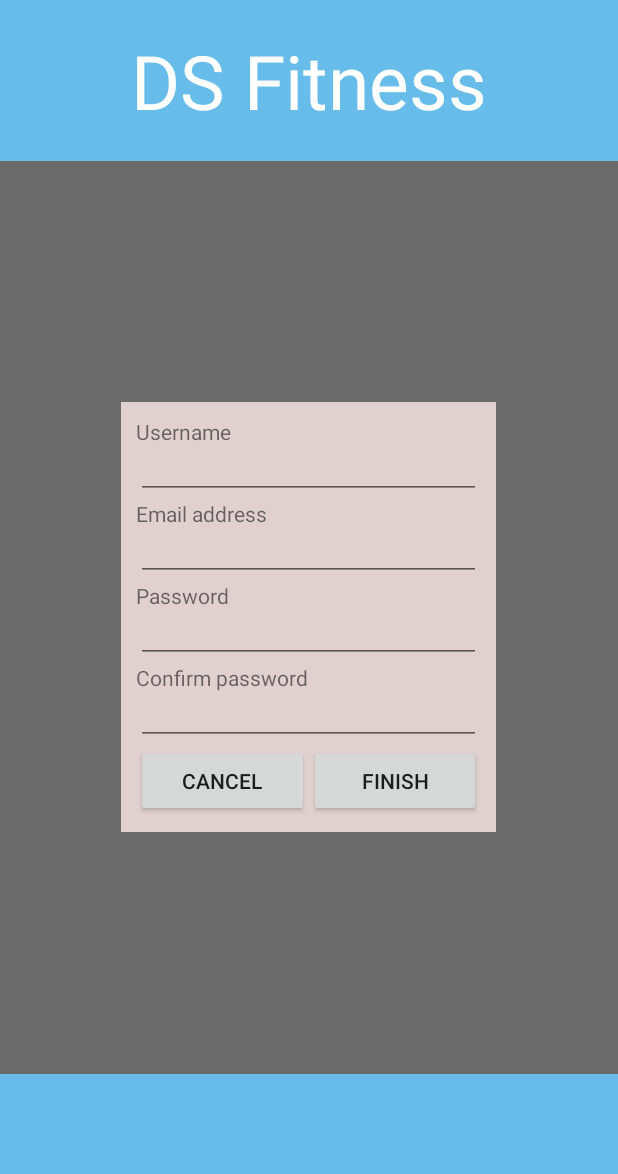
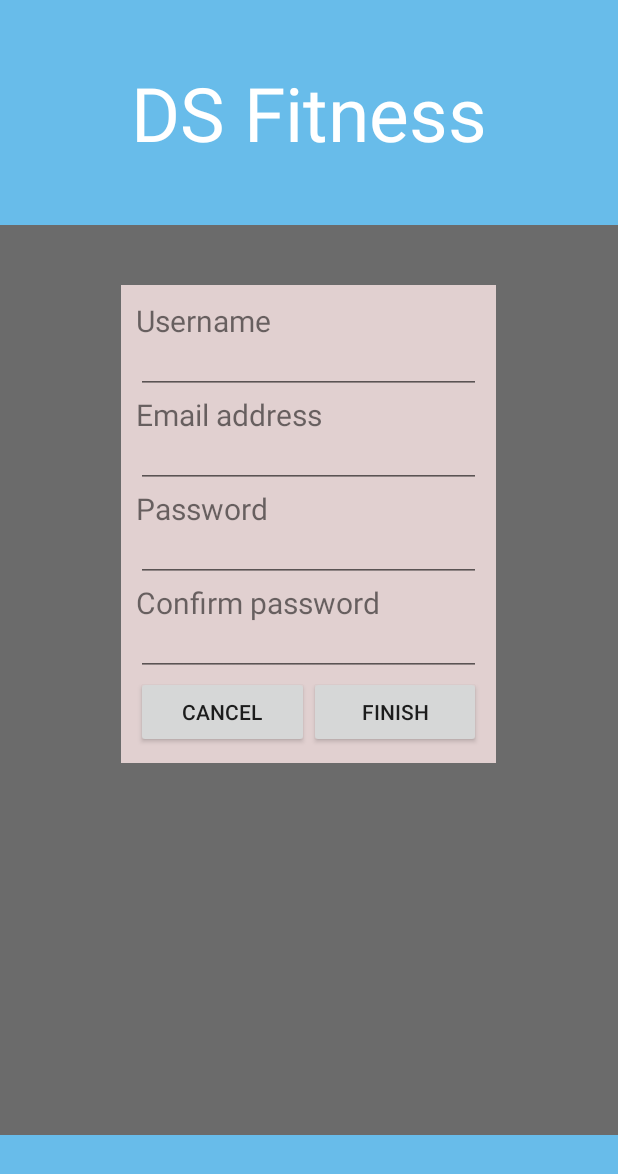
Before and after one commit to MountainWatcher89/DS_Fitness, an Android app: the screen it shows after launch (LoginActivity), after a tap on "SIGN UP", on a phone screen of 412 x 824 dp. Shown: the top 1174 px of the screen. Run offline under Robolectric (Android 15) with nearby library versions, the phone set to English and light mode, and no system bars; 1 other tap on this screen came first.

Commit message:
Made app scrollable, and fixed some abnormal behaviour.

```diff
--- a/app/src/main/java/com/example/ds_fitness/LoginActivity.kt
+++ b/app/src/main/java/com/example/ds_fitness/LoginActivity.kt
@@ -64,7 +64,7 @@ class LoginActivity : AppCompatActivity() {
         textUsernameInvalid = findViewById(R.id.username_invalid_text)
         textEmailInvalid = findViewById(R.id.email_invalid_text)
         textNewPasswordInvalid = findViewById(R.id.new_password_invalid_text)
-        textNewConfirmedPasswordInvalid = findViewById(R.id.newConfirmPassword_edit_text)
+        textNewConfirmedPasswordInvalid = findViewById(R.id.new_confirm_password_invalid_text)
         textSignUpFailed = findViewById(R.id.signUp_failed_text)
 
 
@@ -91,6 +91,8 @@ class LoginActivity : AppCompatActivity() {
 
             Logic.disableButton(buttonLogin)
             Logic.disableButton(buttonSignUp)
+
+            textLoginFailed.visibility = View.GONE
 
             //Hide the login section
             myLoginLinearLayout.visibility = View.GONE
@@ -120,6 +122,12 @@ class LoginActivity : AppCompatActivity() {
 
             Logic.disableButton(buttonCancelSignUp)
             Logic.disableButton(buttonFinishSignUp)
+
+            textUsernameInvalid.visibility = View.GONE
+            textEmailInvalid.visibility = View.GONE
+            textNewPasswordInvalid.visibility = View.GONE
+            textNewConfirmedPasswordInvalid.visibility = View.GONE
+            textSignUpFailed.visibility = View.GONE
 
             //Hide the sign up section
             mySignUpLinearLayout.visibility = View.GONE
@@ -197,6 +205,7 @@ class LoginActivity : AppCompatActivity() {
         {
             //Display warning message
             textUsernameInvalid.text = usernameResult.second
+            textUsernameInvalid.visibility = View.VISIBLE
             return false
         }
 
@@ -210,6 +219,7 @@ class LoginActivity : AppCompatActivity() {
         {
             //Display warning message
             textEmailInvalid.text = emailResult.second
+            textEmailInvalid.visibility = View.VISIBLE
             return false
         }
 
@@ -223,6 +233,7 @@ class LoginActivity : AppCompatActivity() {
         {
             //Display warning message
             textNewPasswordInvalid.text = passwordResult.second
+            textNewPasswordInvalid.visibility = View.VISIBLE
             return false
         }
 
@@ -236,6 +247,7 @@ class LoginActivity : AppCompatActivity() {
         {
             //Display warning message
             textNewConfirmedPasswordInvalid.text = confirmPasswordResult.second
+            textNewConfirmedPasswordInvalid.visibility = View.VISIBLE
             return false
         }
         return retVal
--- a/app/src/main/res/layout/login_layout.xml
+++ b/app/src/main/res/layout/login_layout.xml
@@ -1,21 +1,24 @@
 <?xml version="1.0" encoding="utf-8"?>
-<LinearLayout xmlns:android="http://schemas.android.com/apk/res/android"
-    xmlns:app="http://schemas.android.com/apk/res-auto"
+<ScrollView
+    xmlns:android="http://schemas.android.com/apk/res/android"
     xmlns:tools="http://schemas.android.com/tools"
     android:layout_width="match_parent"
     android:layout_height="match_parent"
-    android:orientation="vertical"
-    android:gravity="center"
+    android:background="@color/greyBackground"
+    android:fillViewport="true"
+    tools:context=".LoginActivity">
 
-    android:background="@color/greyBackground"
-    tools:context=".LoginActivity">
+    <LinearLayout
+        android:layout_width="match_parent"
+        android:layout_height="match_parent"
+        android:orientation="vertical">
 
         <LinearLayout
             android:layout_width="match_parent"
             android:orientation="horizontal"
             android:background="@drawable/banner_rectangle"
-        android:layout_height="0dp"
-        android:layout_weight="0.4">
+            android:layout_height="150dp"
+            android:gravity="top">
 
             <TextView
                 android:id="@+id/textAppTitle"
@@ -31,8 +34,7 @@
 
         <LinearLayout
         android:layout_width="match_parent"
-        android:layout_height="0dp"
-        android:layout_weight="0.6">
+        android:layout_height="40dp">
         </LinearLayout>
 
         <LinearLayout
@@ -40,7 +42,8 @@
             android:layout_height="wrap_content"
             android:background="@drawable/background_rectangle"
             android:orientation="vertical"
-        android:padding="10dp">
+            android:padding="10dp"
+            android:layout_gravity="center">
             <!-- android:layout_width="wrap_content"-->
             <!---android:layout_height="wrap_content"-->
 
@@ -55,7 +58,8 @@
                     android:id="@+id/textUsernameLabel"
                     android:layout_width="wrap_content"
                     android:layout_height="wrap_content"
-                android:text="@string/textView_enter_username" />
+                    android:text="@string/textView_enter_username"
+                    android:textSize="20sp"/>
 
                 <EditText
                     android:id="@+id/username_edit_text"
@@ -69,7 +73,8 @@
                     android:id="@+id/textPasswordLabel"
                     android:layout_width="wrap_content"
                     android:layout_height="wrap_content"
-                android:text="@string/textView_enter_password" />
+                    android:text="@string/textView_enter_password"
+                    android:textSize="20sp"/>
 
 
                 <EditText
@@ -120,11 +125,17 @@
                 android:orientation="vertical"
                 android:visibility="gone">
 
+                <ScrollView
+                    android:layout_width="match_parent"
+                    android:layout_height="match_parent">
+
+                </ScrollView>
                 <TextView
                     android:id="@+id/textNewUsernameLabel"
                     android:layout_width="wrap_content"
                     android:layout_height="wrap_content"
-                android:text="@string/textView_enter_username" />
+                    android:text="@string/textView_enter_username"
+                    android:textSize="20sp"/>
 
                 <EditText
                     android:id="@+id/newUsername_edit_text"
@@ -145,7 +156,8 @@
                     android:id="@+id/textEmailLabel"
                     android:layout_width="wrap_content"
                     android:layout_height="wrap_content"
-                android:text="@string/enter_an_email_address" />
+                    android:text="@string/enter_an_email_address"
+                    android:textSize="20sp"/>
 
                 <EditText
                     android:id="@+id/email_edit_text"
@@ -166,7 +178,8 @@
                     android:id="@+id/textNewPasswordLabel"
                     android:layout_width="wrap_content"
                     android:layout_height="wrap_content"
-                android:text="@string/textView_enter_password" />
+                    android:text="@string/textView_enter_password"
+                    android:textSize="20sp"/>
 
 
                 <EditText
@@ -187,7 +200,8 @@
                     android:id="@+id/new_confirm_password_text"
                     android:layout_width="wrap_content"
                     android:layout_height="wrap_content"
-                android:text="Confirm password" />
+                    android:text="Confirm password"
+                    android:textSize="20sp"/>
 
                 <EditText
                     android:id="@+id/newConfirmPassword_edit_text"
@@ -239,18 +253,42 @@
 
         </LinearLayout>
 
+
+        <FrameLayout
+            android:layout_width="match_parent"
+            android:layout_height="0dp"
+            android:layout_weight="1">
+        </FrameLayout>
+
         <LinearLayout
             android:layout_width="match_parent"
-        android:layout_height="0dp"
-        android:layout_weight="0.6">
+            android:layout_height="wrap_content"
+            android:layout_weight="1"
+            android:orientation="vertical"
+            android:gravity="bottom">
+
+            <LinearLayout
+                android:layout_width="match_parent"
+                android:layout_height="40dp">
             </LinearLayout>
 
             <LinearLayout
                 android:layout_width="match_parent"
-        android:background="@drawable/banner_rectangle"
-        android:layout_height="0dp"
-        android:layout_weight="0.4">
+                android:layout_height="wrap_content"
+                android:background="@drawable/banner_rectangle">
+
+                <TextView
+                    android:id="@+id/textAppTitle2"
+                    android:layout_width="match_parent"
+                    android:layout_height="wrap_content"
+                    android:layout_gravity="center"
+                    android:gravity="center"
+                    android:text=""
+                    android:textSize="50sp"
+                    android:textColor="@color/colorTitleText" />
+            </LinearLayout>
 
         </LinearLayout>
 
     </LinearLayout>
+</ScrollView>
```
Also changed, not shown: app/src/main/java/com/example/ds_fitness/homePage.kt (+12 -0 lines), app/src/main/res/layout/homepage_layout.xml (+43 -6 lines). Lines whose indentation alone changed are shown as unchanged.
